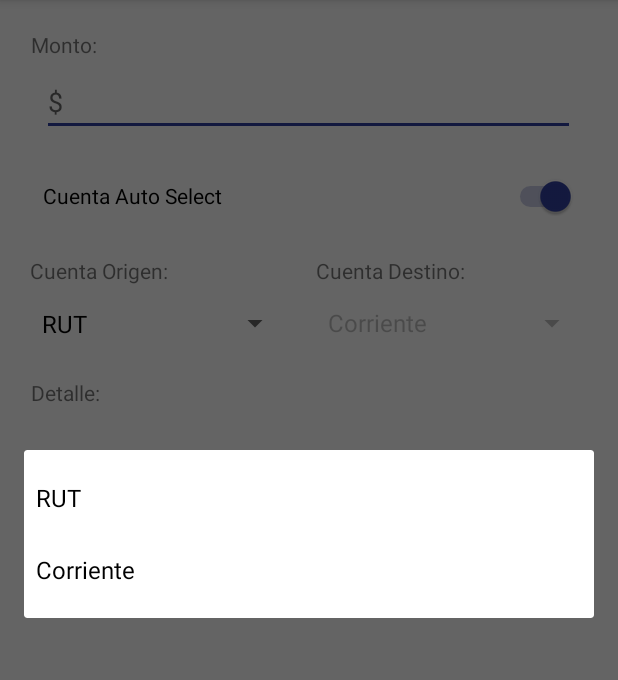
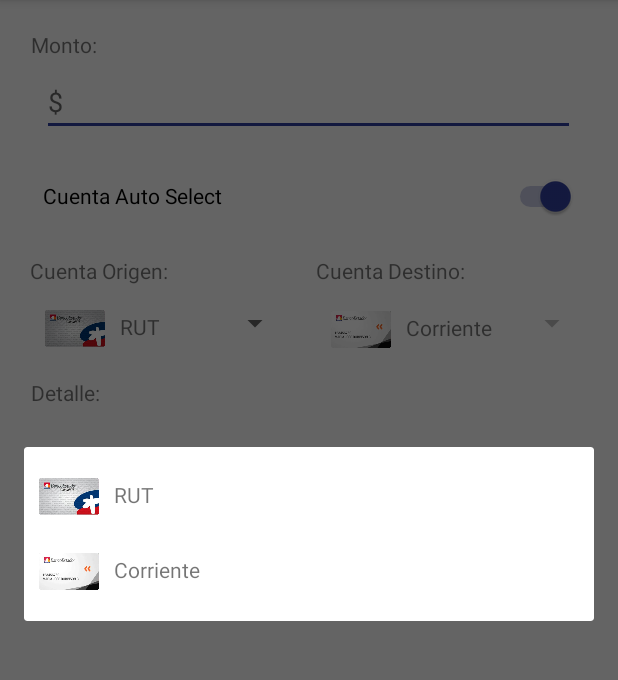
Before and after one commit to pperezp/cuentasClaras, an Android app: the fragment CrearMovimientoFragment shown on its own in the app's theme, after a tap on "RUT", on a phone screen of 412 x 824 dp, the part 84-764 px from its top. Run offline under Robolectric (Android 15) with nearby library versions, the phone set to English and light mode, and no system bars.

Commit message:
Se añade un ícono al spinner de cuentas

```diff
--- a/app/src/main/java/com/example/cuentasclaras/CrearMovimientoFragment.java
+++ b/app/src/main/java/com/example/cuentasclaras/CrearMovimientoFragment.java
@@ -8,7 +8,6 @@ import android.view.LayoutInflater;
 import android.view.View;
 import android.view.ViewGroup;
 import android.widget.AdapterView;
-import android.widget.ArrayAdapter;
 import android.widget.Button;
 import android.widget.CompoundButton;
 import android.widget.EditText;
@@ -19,6 +18,7 @@ import android.widget.Toast;
 import com.example.cuentasclaras.model.Cuenta;
 import com.example.cuentasclaras.model.Movimiento;
 import com.example.cuentasclaras.model.database.dao.DAOMovimiento;
+import com.example.cuentasclaras.model.spinner.CuentaAdapter;
 
 import java.util.ArrayList;
 import java.util.List;
@@ -34,6 +34,9 @@ public class CrearMovimientoFragment extends Fragment {
     private EditText txtDetalle;
     private View view;
     private Context context;
+
+    // Spinner
+    private CuentaAdapter cuantaAdapter;
 
     private List<Cuenta> cuentas;
 
@@ -124,14 +127,16 @@ public class CrearMovimientoFragment extends Fragment {
     }
 
     private void cargarSpinnerCuentas() {
-        ArrayAdapter<Cuenta> cuentasAdapter = new ArrayAdapter<>(
+        /*ArrayAdapter<Cuenta> cuentasAdapter = new ArrayAdapter<>(
             context,
             android.R.layout.simple_spinner_dropdown_item   ,
             cuentas
-        );
+        );*/
 
-        cboCuentaOrigen.setAdapter(cuentasAdapter);
-        cboCuentaDestino.setAdapter(cuentasAdapter);
+        cuantaAdapter = new CuentaAdapter(getContext(), cuentas);
+
+        cboCuentaOrigen.setAdapter(cuantaAdapter);
+        cboCuentaDestino.setAdapter(cuantaAdapter);
 
         cboCuentaDestino.setEnabled(!switchAutoSelect.isChecked());
 
@@ -146,9 +151,11 @@ public class CrearMovimientoFragment extends Fragment {
 
         rut.setId(1);
         rut.setNombre("RUT");
+        rut.setImageId(R.drawable.cuenta_rut);
 
         corriente.setId(2);
         corriente.setNombre("Corriente");
+        corriente.setImageId(R.drawable.cuenta_corriente);
 
         cuentas.add(rut);
         cuentas.add(corriente);
--- a/app/src/main/java/com/example/cuentasclaras/model/Cuenta.java
+++ b/app/src/main/java/com/example/cuentasclaras/model/Cuenta.java
@@ -3,6 +3,15 @@ package com.example.cuentasclaras.model;
 public class Cuenta {
     private int id;
     private String nombre;
+    private int imageId;
+
+    public int getImageId() {
+        return imageId;
+    }
+
+    public void setImageId(int imageId) {
+        this.imageId = imageId;
+    }
 
     public int getId() {
         return id;
--- /dev/null
+++ b/app/src/main/java/com/example/cuentasclaras/model/spinner/CuentaAdapter.java
@@ -0,0 +1,53 @@
+package com.example.cuentasclaras.model.spinner;
+
+import android.content.Context;
+import android.support.annotation.NonNull;
+import android.support.annotation.Nullable;
+import android.view.LayoutInflater;
+import android.view.View;
+import android.view.ViewGroup;
+import android.widget.ArrayAdapter;
+import android.widget.ImageView;
+import android.widget.TextView;
+
+import com.example.cuentasclaras.R;
+import com.example.cuentasclaras.model.Cuenta;
+
+import java.util.List;
+
+public class CuentaAdapter extends ArrayAdapter<Cuenta> {
+    private List<Cuenta> cuentas;
+
+    public CuentaAdapter(@NonNull Context context, @NonNull List<Cuenta> objects) {
+        super(context, 0, objects);
+
+        cuentas = objects;
+    }
+
+    @NonNull
+    @Override
+    public View getView(int position, @Nullable View convertView, @NonNull ViewGroup parent) {
+        return initView(position, convertView, parent);
+    }
+
+    @Override
+    public View getDropDownView(int position, @Nullable View convertView, @NonNull ViewGroup parent) {
+        return initView(position, convertView, parent);
+    }
+
+    private View initView(int position, View coverView, ViewGroup parent){
+        if(coverView == null){
+            coverView = LayoutInflater.from(getContext()).inflate(R.layout.cuenta_item, parent, false);
+        }
+
+        ImageView cuentaImagen = coverView.findViewById(R.id.imgCuenta);
+        TextView nombreCuenta = coverView.findViewById(R.id.lblNombreCuenta);
+
+        Cuenta cuenta = cuentas.get(position);
+
+        cuentaImagen.setImageResource(cuenta.getImageId());
+        nombreCuenta.setText(cuenta.getNombre());
+
+        return coverView;
+    }
+}
--- /dev/null
+++ b/app/src/main/res/layout/cuenta_item.xml
@@ -0,0 +1,26 @@
+<?xml version="1.0" encoding="utf-8"?>
+<RelativeLayout xmlns:android="http://schemas.android.com/apk/res/android"
+    android:layout_width="match_parent" android:layout_height="match_parent">
+
+    <LinearLayout
+        android:layout_width="match_parent"
+        android:layout_height="match_parent"
+        android:orientation="horizontal">
+
+        <ImageView
+            android:id="@+id/imgCuenta"
+            android:layout_width="50dp"
+            android:layout_height="50dp"
+            android:src="@drawable/mastercard"
+            android:paddingLeft="10dp"/>
+
+        <TextView
+            android:id="@+id/lblNombreCuenta"
+            android:layout_width="284dp"
+            android:layout_height="48dp"
+            android:text="Cuenta Corriente"
+            android:gravity="center_vertical"
+            android:paddingLeft="10dp"/>
+    </LinearLayout>
+
+</RelativeLayout>
```
Also changed, not shown: app/src/main/res/drawable-v24/cuenta_corriente.png (added), app/src/main/res/drawable-v24/cuenta_rut.png (added), app/src/main/res/drawable-v24/mastercard.png (added), app/src/main/res/drawable-v24/visa.png (added).
